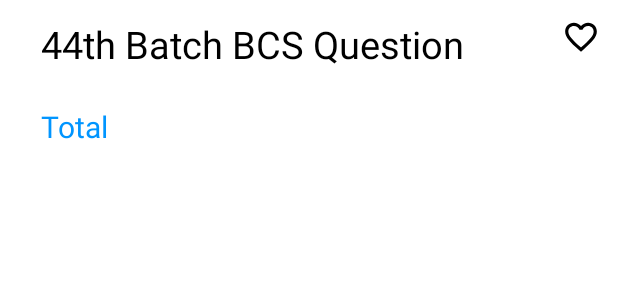
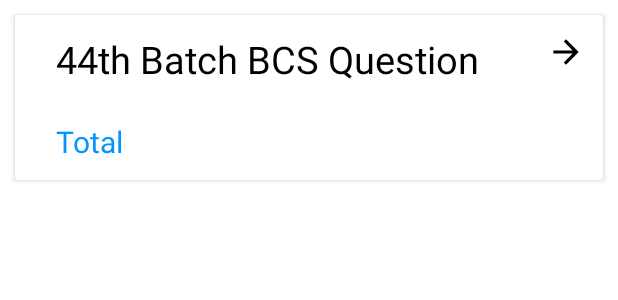
Before and after one commit to emon2002926/BcsPro, an Android app: the layout bcs_question_bank.xml on its own in the app's theme, with its tools: preview values and no code run, on a phone screen of 412 x 824 dp. Shown: the top 300 px of the screen. Run offline under Robolectric (Android 15) with nearby library versions, the phone set to English and light mode, and no system bars; network calls fail.

Commit message:
added CardView to bcs_question_bank.xml

```diff
--- a/app/src/main/java/com/example/recreatequize/adapter/myadapterForAllbcs.java
+++ b/app/src/main/java/com/example/recreatequize/adapter/myadapterForAllbcs.java
@@ -11,6 +11,7 @@ import android.widget.TextView;
 import android.widget.Toast;
 
 import androidx.annotation.NonNull;
+import androidx.cardview.widget.CardView;
 import androidx.recyclerview.widget.RecyclerView;
 
 import com.example.recreatequize.QuestionListActivity;
@@ -81,7 +82,7 @@ public class myadapterForAllbcs extends RecyclerView.Adapter<myadapterForAllbcs.
         TextView t1,t2,t3,t4;
 
 
-        LinearLayout linearLayout;
+        CardView linearLayout;
         public myviewholder(@NonNull View itemView)
         {
             super(itemView);
--- a/app/src/main/res/drawable/round_back_white50_10.xml
+++ b/app/src/main/res/drawable/round_back_white50_10.xml
@@ -5,7 +5,7 @@
 
     <solid android:color="@color/white"/>
     <corners android:radius="10dp"/>
-    <stroke android:color="#5C5C5C"
+    <stroke android:color="#D36A6A6A"
         android:width="1dp"
         />
 
--- a/app/src/main/res/layout/bcs_question_bank.xml
+++ b/app/src/main/res/layout/bcs_question_bank.xml
@@ -1,22 +1,42 @@
 <?xml version="1.0" encoding="utf-8"?>
-<LinearLayout
+<androidx.cardview.widget.CardView
 
     xmlns:android="http://schemas.android.com/apk/res/android"
     android:layout_width="match_parent"
     android:layout_height="wrap_content"
     android:orientation="vertical"
+    android:layout_marginTop="10dp"
+    android:layout_marginEnd="10dp"
+    android:layout_marginStart="10dp"
     android:id="@+id/bcsQuestionLayout"
     xmlns:app="http://schemas.android.com/apk/res-auto">
+
+
+
+    <androidx.cardview.widget.CardView
+        android:layout_width="match_parent"
+        android:layout_height="match_parent"
+        android:elevation="30dp"
+        android:background="@drawable/round_back_white50_10"
+        android:padding="5dp"
+        app:cardCornerRadius="10dp">
+
+
 
         <LinearLayout
             android:layout_width="match_parent"
             android:layout_height="wrap_content"
-        android:background="?android:attr/selectableItemBackground"
+            android:orientation="vertical"
+
+            >
+
+            <LinearLayout
+                android:layout_width="match_parent"
+                android:layout_height="wrap_content"
                 android:layout_gravity="center_vertical"
                 android:orientation="horizontal"
                 android:padding="12dp"
                 >
-
 
                 <TextView
                     android:layout_width="wrap_content"
@@ -33,7 +53,7 @@
                     android:layout_width="25dp"
                     android:layout_height="25dp"
                     android:contentDescription="@string/app_name"
-            android:src="@drawable/ic_favorite"
+                    android:src="@drawable/ic_baseline_arrow_forward_24"
                     app:tint="@color/black"
                     />
 
@@ -43,14 +63,10 @@
             <LinearLayout
                 android:layout_width="match_parent"
                 android:layout_height="wrap_content"
-        android:background="?android:attr/selectableItemBackground"
-
                 android:layout_gravity="center_vertical"
                 android:orientation="horizontal"
                 android:padding="12dp"
                 >
-
-
                 <TextView
                     android:layout_width="match_parent"
                     android:layout_height="wrap_content"
@@ -65,3 +81,11 @@
             </LinearLayout>
 
         </LinearLayout>
+
+
+        <!-- Your card content goes here -->
+
+    </androidx.cardview.widget.CardView>
+
+
+</androidx.cardview.widget.CardView>
```
Also changed, not shown: app/src/main/java/com/example/recreatequize/AllBcsQuestionActivity.java (+0 -10 lines), app/src/main/res/layout/activity_all_bcs_question.xml (+5 -8 lines). Lines whose indentation alone changed are shown as unchanged.
